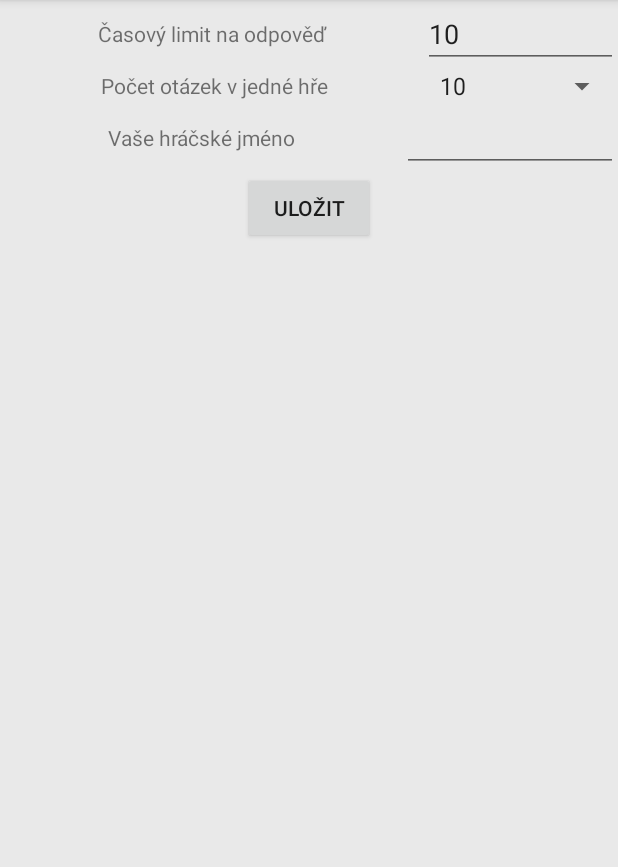
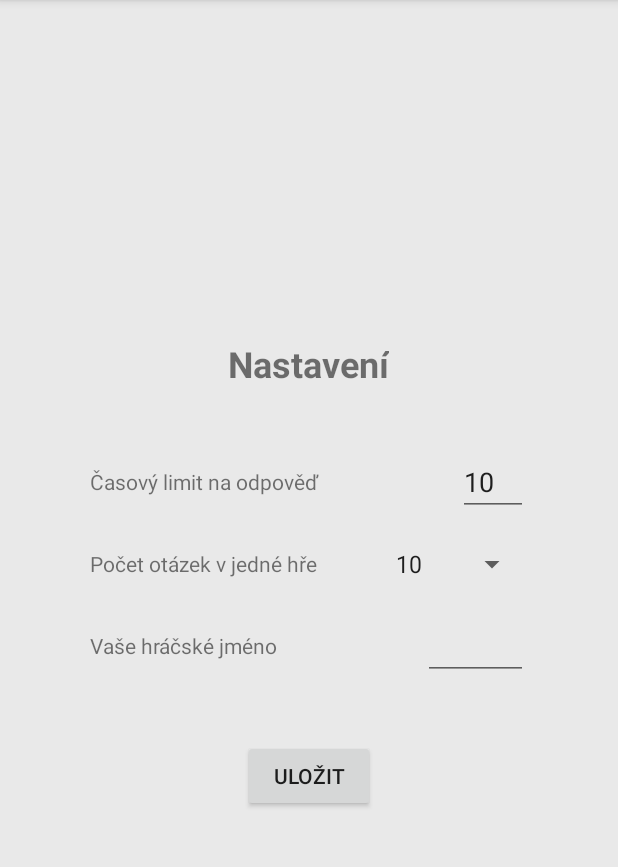
Before and after one commit to zdrubvit/ZooPraha, an Android app: the QuizSettingsActivity screen opened directly, with no data from a screen before it, on a phone screen of 412 x 824 dp, the part 84-951 px from its top. Run offline under Robolectric (Android 15) with nearby library versions, the phone set to English and light mode, and no system bars.

```diff
--- a/app/src/main/res/layout/activity_quiz_settings.xml
+++ b/app/src/main/res/layout/activity_quiz_settings.xml
@@ -3,18 +3,32 @@
               android:orientation="vertical"
               android:layout_width="match_parent"
               android:layout_height="match_parent"
+              android:gravity="center"
               android:focusableInTouchMode="true">
+    <TextView
+        android:layout_width="wrap_content"
+        android:layout_height="wrap_content"
+        android:textSize="24sp"
+        android:textStyle="bold"
+        android:text="@string/quiz_menu_settings_button_text"/>
 
-    <LinearLayout
+    <TableLayout
         android:layout_width="match_parent"
         android:layout_height="wrap_content"
-        android:orientation="horizontal">
+        android:layout_marginTop="40dp"
+        android:paddingLeft="60dp"
+        android:paddingRight="60dp">
+
+        <TableRow
+            android:layout_width="match_parent"
+            android:layout_height="wrap_content"
+            android:layout_marginBottom="20dp">
 
             <TextView
                 android:layout_width="wrap_content"
                 android:layout_height="match_parent"
-            android:layout_weight="1"
-            android:gravity="center"
+                android:layout_weight="2"
+                android:gravity="center_vertical"
                 android:text="@string/quiz_settings_time_editview_label"/>
 
             <EditText
@@ -23,18 +37,18 @@
                 android:layout_height="wrap_content"
                 android:layout_weight="1"
                 android:inputType="numberSigned"/>
-    </LinearLayout>
+        </TableRow>
 
-    <LinearLayout
+        <TableRow
             android:layout_width="match_parent"
             android:layout_height="wrap_content"
-        android:orientation="horizontal">
+            android:layout_marginBottom="20dp">
 
             <TextView
                 android:layout_width="wrap_content"
                 android:layout_height="match_parent"
                 android:layout_weight="3"
-            android:gravity="center"
+                android:gravity="center_vertical"
                 android:text="@string/quiz_settings_questions_editview_label"/>
 
             <Spinner
@@ -43,18 +57,17 @@
                 android:layout_height="match_parent"
                 android:layout_weight="1"
                 android:entries="@array/quiz_settings_questions_options_array"/>
-    </LinearLayout>
+        </TableRow>
 
-    <LinearLayout
+        <TableRow
             android:layout_width="match_parent"
-        android:layout_height="wrap_content"
-        android:orientation="horizontal">
+            android:layout_height="wrap_content">
 
             <TextView
                 android:layout_width="wrap_content"
                 android:layout_height="match_parent"
                 android:layout_weight="1"
-            android:gravity="center"
+                android:gravity="center_vertical"
                 android:text="@string/quiz_settings_name_editview_label"/>
 
             <EditText
@@ -63,13 +76,14 @@
                 android:layout_height="wrap_content"
                 android:layout_weight="1"
                 android:inputType="text"/>
-    </LinearLayout>
+        </TableRow>
+    </TableLayout>
 
     <Button
         android:id="@+id/quiz_settings_save_button"
         android:layout_width="wrap_content"
         android:layout_height="wrap_content"
-        android:layout_gravity="center_horizontal"
+        android:layout_marginTop="40dp"
         android:text="@string/quiz_settings_save_button_text"/>
 
 </LinearLayout>
```
Lines whose indentation alone changed are shown as unchanged.
